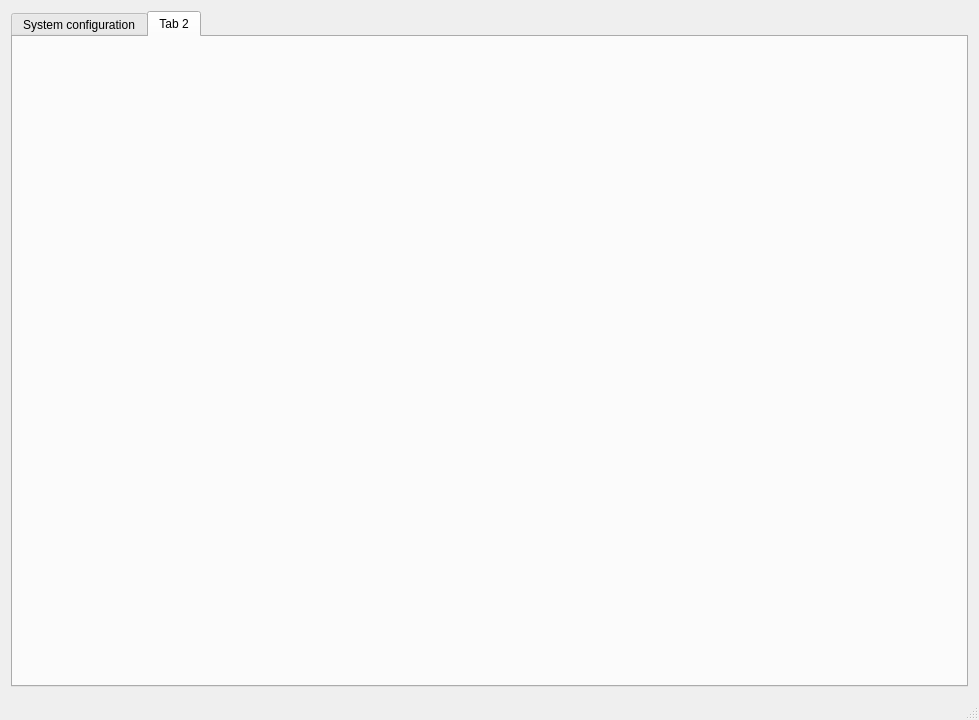
Old version of the form gui/mainwindow.ui in the repository karakozov/mainstream.
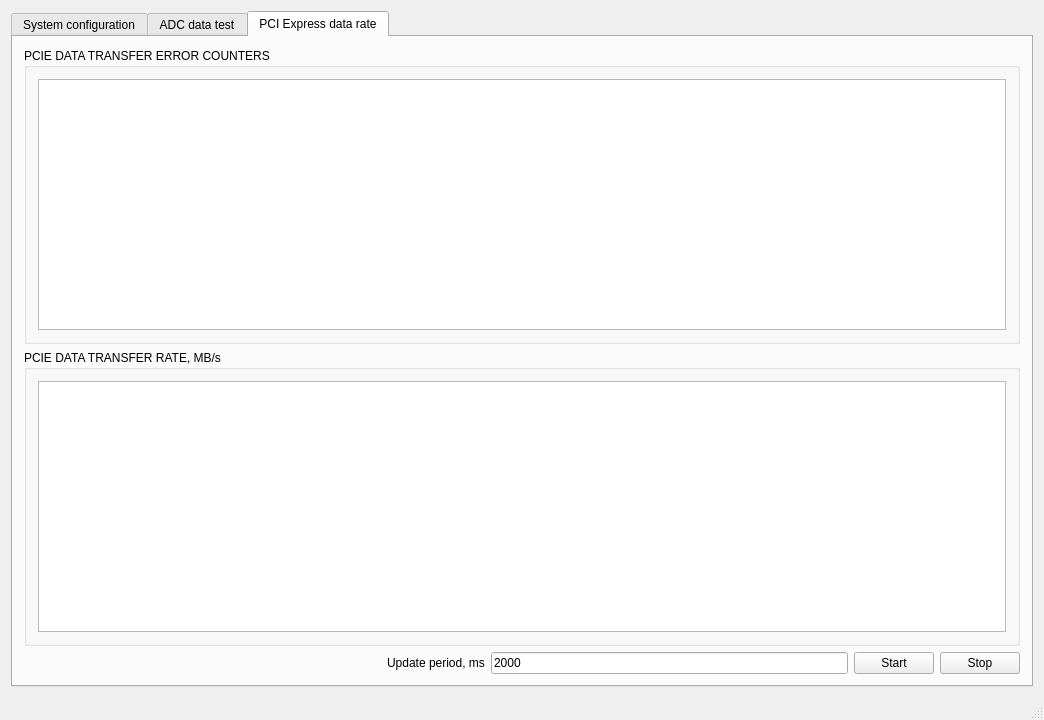
New version of the form. The open tabs and pages were chosen to show the change.

Patch:
```diff
--- a/gui/mainwindow.ui
+++ b/gui/mainwindow.ui
@@ -6,7 +6,7 @@
    <rect>
     <x>0</x>
     <y>0</y>
-    <width>979</width>
+    <width>1044</width>
     <height>720</height>
    </rect>
   </property>
@@ -295,10 +295,108 @@
         </item>
        </layout>
       </widget>
+      <widget class="QWidget" name="tab_3">
+       <attribute name="title">
+        <string>ADC data test</string>
+       </attribute>
+       <widget class="QPushButton" name="pushButton">
+        <property name="geometry">
+         <rect>
+          <x>860</x>
+          <y>610</y>
+          <width>75</width>
+          <height>23</height>
+         </rect>
+        </property>
+        <property name="text">
+         <string>Start</string>
+        </property>
+       </widget>
+       <widget class="QPushButton" name="pushButton_2">
+        <property name="geometry">
+         <rect>
+          <x>940</x>
+          <y>610</y>
+          <width>75</width>
+          <height>23</height>
+         </rect>
+        </property>
+        <property name="text">
+         <string>Stop</string>
+        </property>
+       </widget>
+      </widget>
       <widget class="QWidget" name="tab_2">
        <attribute name="title">
-        <string>Tab 2</string>
+        <string>PCI Express data rate</string>
        </attribute>
+       <layout class="QGridLayout" name="gridLayout_11">
+        <item row="2" column="2">
+         <widget class="QLineEdit" name="leUpdateInfoPeriod">
+          <property name="text">
+           <string>2000</string>
+          </property>
+         </widget>
+        </item>
+        <item row="2" column="0">
+         <spacer name="horizontalSpacer">
+          <property name="orientation">
+           <enum>Qt::Horizontal</enum>
+          </property>
+          <property name="sizeHint" stdset="0">
+           <size>
+            <width>40</width>
+            <height>20</height>
+           </size>
+          </property>
+         </spacer>
+        </item>
+        <item row="2" column="3">
+         <widget class="QPushButton" name="pbStartPcieTest">
+          <property name="text">
+           <string>Start</string>
+          </property>
+         </widget>
+        </item>
+        <item row="1" column="0" colspan="5">
+         <widget class="QGroupBox" name="groupBox_5">
+          <property name="title">
+           <string>PCIE DATA TRANSFER RATE, MB/s</string>
+          </property>
+          <layout class="QGridLayout" name="gridLayout_12">
+           <item row="0" column="0">
+            <widget class="QTableWidget" name="tableRate"/>
+           </item>
+          </layout>
+         </widget>
+        </item>
+        <item row="0" column="0" colspan="5">
+         <widget class="QGroupBox" name="groupBox_6">
+          <property name="title">
+           <string>PCIE DATA TRANSFER ERROR COUNTERS</string>
+          </property>
+          <layout class="QGridLayout" name="gridLayout_13">
+           <item row="0" column="0">
+            <widget class="QTableWidget" name="tableError"/>
+           </item>
+          </layout>
+         </widget>
+        </item>
+        <item row="2" column="4">
+         <widget class="QPushButton" name="pbStopPcieTest">
+          <property name="text">
+           <string>Stop</string>
+          </property>
+         </widget>
+        </item>
+        <item row="2" column="1">
+         <widget class="QLabel" name="label_14">
+          <property name="text">
+           <string>Update period, ms</string>
+          </property>
+         </widget>
+        </item>
+       </layout>
       </widget>
      </widget>
     </item>
```
Left out of the diff: 30 changed lines with no effect on the pictures.
